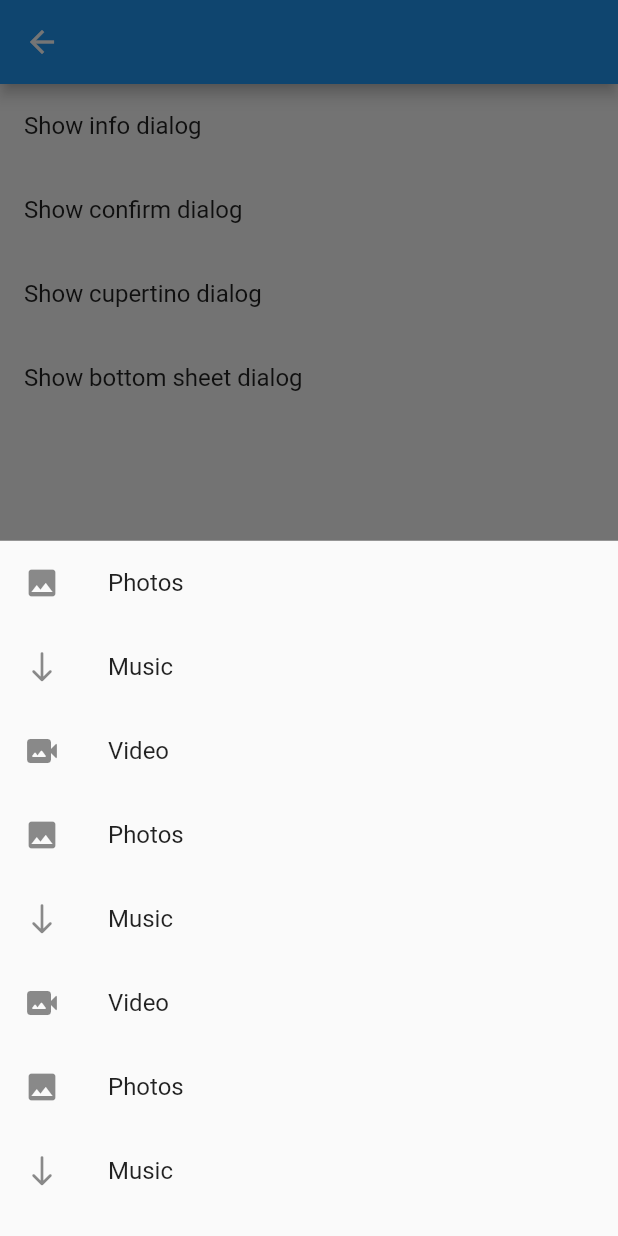
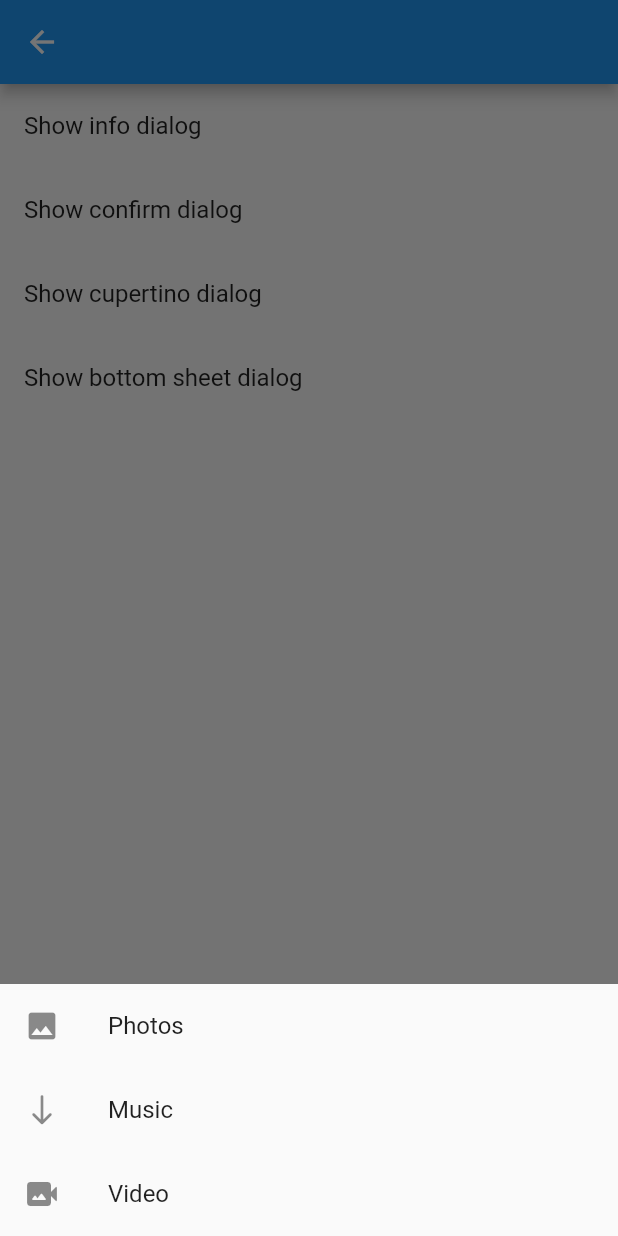
Before and after one commit to AlanCasasArevalo/Navigation-Flutter, a Flutter app: the DialogPage screen opened by its route, after a tap on "Show bottom sheet dialog", on a phone screen of 412 x 824 dp. Run offline on Flutter 3.47's test engine with Material 2 defaults, Android fonts, the phone set to English and light mode, and no system bars; our stand-ins replace device_preview.

Commit message:
Customizacion del bottom sheet

```diff
--- a/lib/dialogs/bottom_sheet_dialog.dart
+++ b/lib/dialogs/bottom_sheet_dialog.dart
@@ -3,11 +3,11 @@ import 'package:flutter/material.dart';
 showBottomSheetDialog(BuildContext context) {
   showModalBottomSheet(
     context: context,
-    // Si hay bastantes elementos seria conveniente habilitar este parametro el scroll, pero si hay excesivos elementos
-    // se va a seguir teniendo un error de renderizacion
-    // isScrollControlled: true,
-    builder: (context) => Container(
+    // Envolviendo el contenido en un safe area hacemos que no se queden pegados los botones
+    builder: (context) => SafeArea(
       child: Column(
+        // Se hace que los elementos ocupen lo minimo posible
+        mainAxisSize: MainAxisSize.min,
         children: [
           ListTile(
             onTap: () {},
@@ -23,43 +23,6 @@ showBottomSheetDialog(BuildContext context) {
             onTap: () {},
             leading: Icon(Icons.video_camera_back_rounded),
             title: Text("Video"),
-          ),        ListTile(
-            onTap: () {},
-            leading: Icon(Icons.photo),
-            title: Text("Photos"),
-          ),
-          ListTile(
-            onTap: () {},
-            leading: Icon(Icons.south_rounded),
-            title: Text("Music"),
-          ),
-          ListTile(
-            onTap: () {},
-            leading: Icon(Icons.video_camera_back_rounded),
-            title: Text("Video"),
-          ),        ListTile(
-            onTap: () {},
-            leading: Icon(Icons.photo),
-            title: Text("Photos"),
-          ),
-          ListTile(
-            onTap: () {},
-            leading: Icon(Icons.south_rounded),
-            title: Text("Music"),
-          ),
-          ListTile(
-            onTap: () {},
-            leading: Icon(Icons.video_camera_back_rounded),
-            title: Text("Video"),
-          ),        ListTile(
-            onTap: () {},
-            leading: Icon(Icons.photo),
-            title: Text("Photos"),
-          ),
-          ListTile(
-            onTap: () {},
-            leading: Icon(Icons.south_rounded),
-            title: Text("Music"),
           ),
         ],
       ),
```
